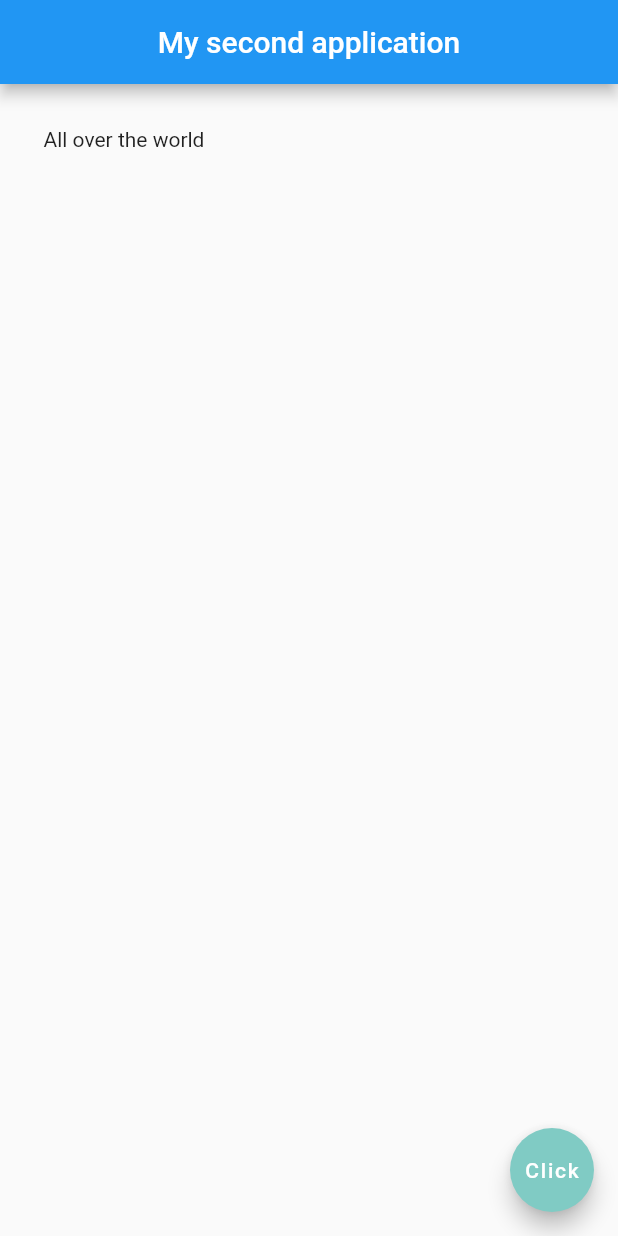
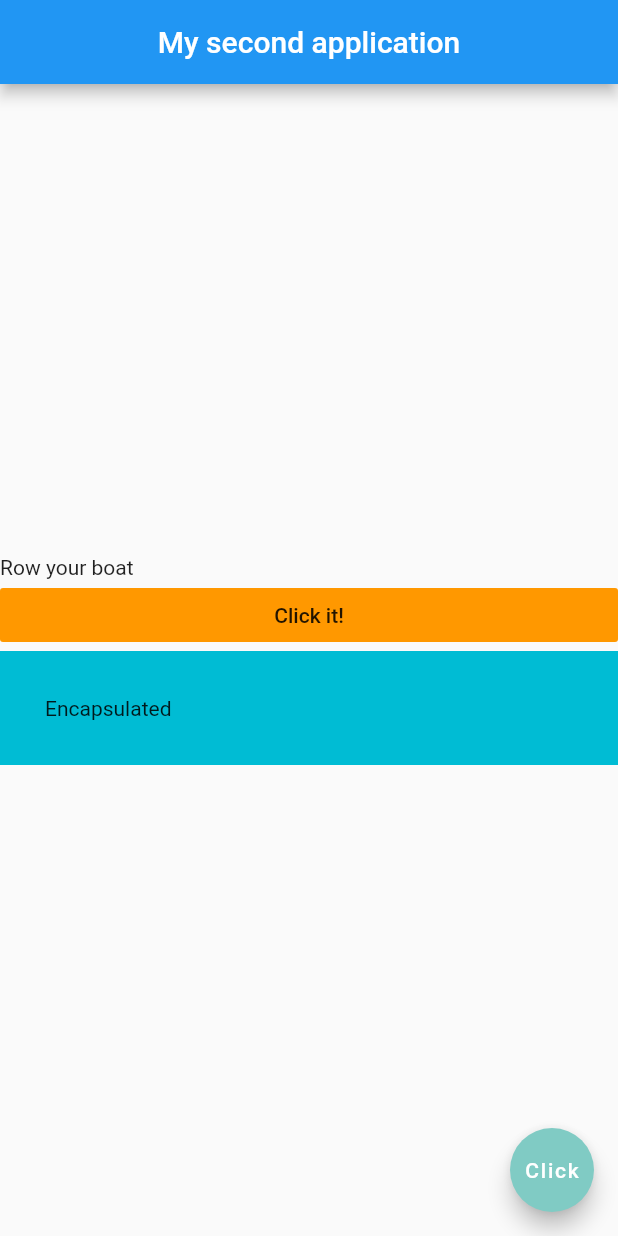
Before and after one commit to chirambaht/Flutter-Example-World-Time-App, a Flutter app: the screen it shows after launch, on a phone screen of 412 x 824 dp. Run offline on Flutter 3.47's test engine with Material 2 defaults, Android fonts, the phone set to English and light mode, and no system bars.

Commit message:
Columns and rows done

```diff
--- a/lib/main.dart
+++ b/lib/main.dart
@@ -14,9 +14,22 @@ class Home extends StatelessWidget {
         title: Text('My second application'),
         centerTitle: true,
       ),
-      body: Padding(
-        child: Text('All over the world'),
-        padding: EdgeInsets.all(29.0),
+      body: Column(
+        children: [
+          Text('Row your boat'),
+          FlatButton(
+            onPressed: () {},
+            child: Text('Click it!'),
+            color: Colors.orange,
+          ),
+          Container(
+            color: Colors.cyan,
+            padding: EdgeInsets.all(30.0),
+            child: Text('Encapsulated'),
+          )
+        ],
+        mainAxisAlignment: MainAxisAlignment.center,
+        crossAxisAlignment: CrossAxisAlignment.stretch,
       ),
       floatingActionButton: FloatingActionButton(
         child: Text('Click'),
```
